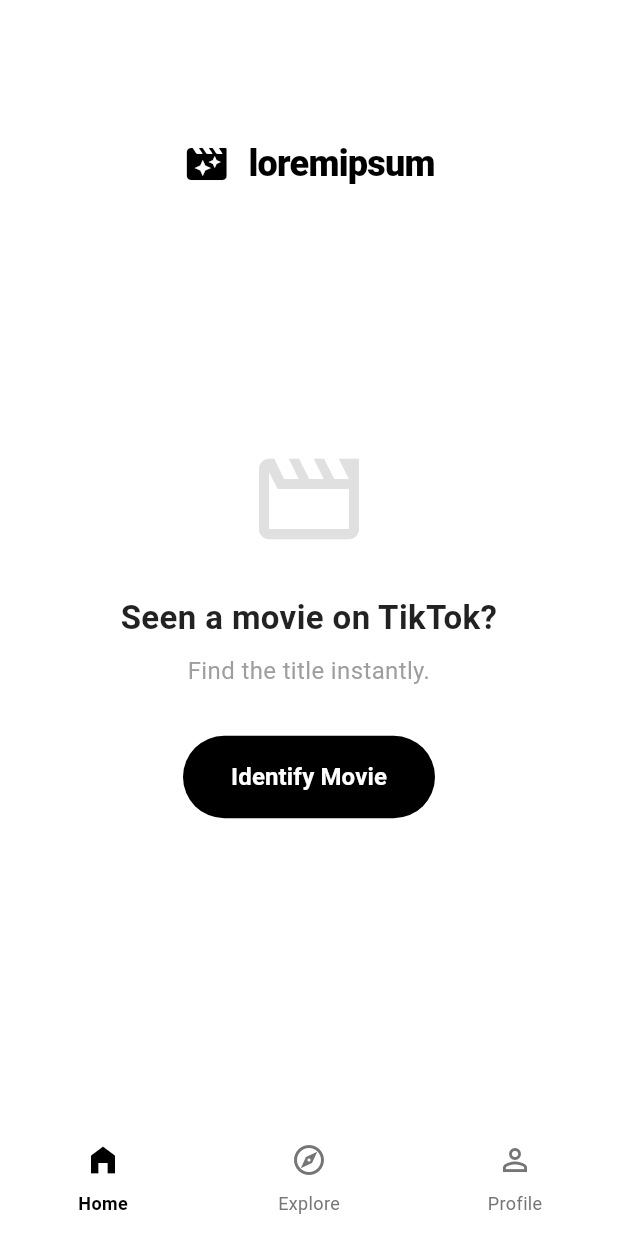
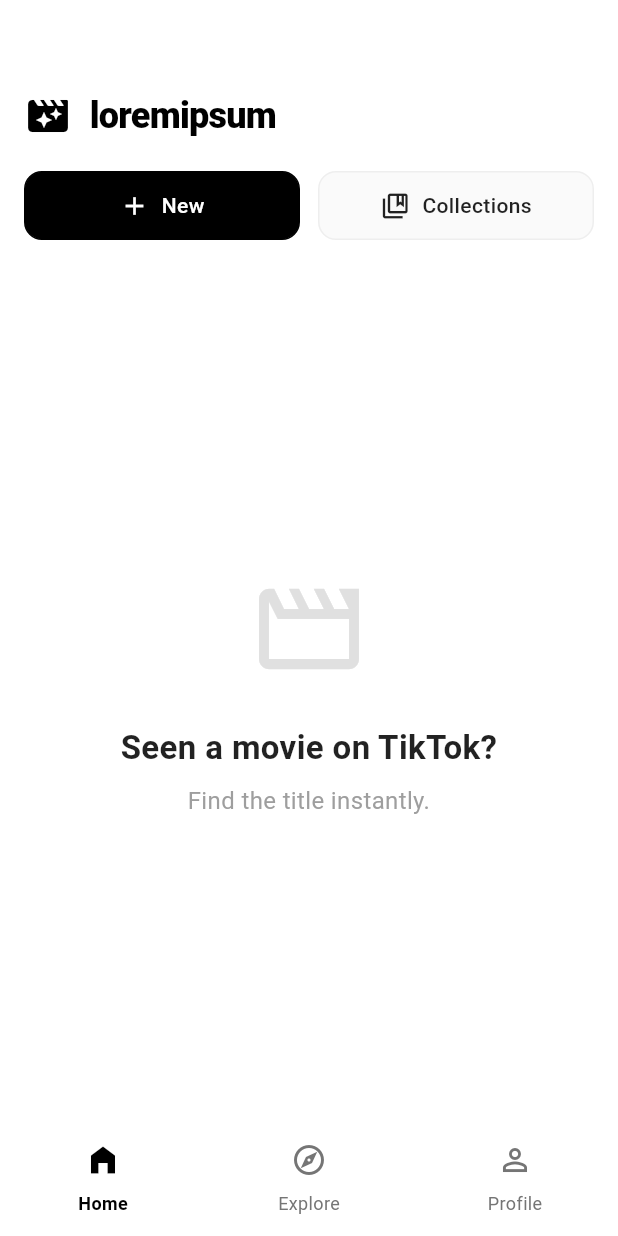
Before and after one commit to jaanque/appdecinejan, a Flutter app: the screen it shows after launch, on a phone screen of 412 x 824 dp. Run offline on Flutter 3.47's test engine with Material 3 defaults, Android fonts, the phone set to English and light mode, and no system bars; our stand-ins replace flutter_dotenv, shared_preferences, supabase_flutter; accounts and stored records are empty.

Commit message:
Refactor HomeScreen for intuitive UX
- Unify HomeScreen layout using a single `CustomScrollView`
- Make Header and Action Menu persistent slivers
- Use `SliverFillRemaining` for a centered Empty State
- Implement distinct styling for "New" (primary) and "Collections" (secondary) buttons
- Add "Recent History" section title
- Ensure consistent spacing and layout stability

```diff
--- a/lib/screens/home_screen.dart
+++ b/lib/screens/home_screen.dart
@@ -287,6 +287,7 @@ Analyze the following JSON metadata from a TikTok video: $jsonString. Your goal
     required IconData icon,
     required String label,
     required VoidCallback onTap,
+    bool isPrimary = false,
   }) {
     return Expanded(
       child: InkWell(
@@ -295,21 +296,21 @@ Analyze the following JSON metadata from a TikTok video: $jsonString. Your goal
         child: Container(
           padding: const EdgeInsets.symmetric(vertical: 12),
           decoration: BoxDecoration(
-            color: Colors.grey.shade50,
+            color: isPrimary ? Colors.black : Colors.grey.shade50,
             borderRadius: BorderRadius.circular(12),
-            border: Border.all(color: Colors.grey.shade200),
+            border: Border.all(color: isPrimary ? Colors.black : Colors.grey.shade200),
           ),
           child: Row(
             mainAxisAlignment: MainAxisAlignment.center,
             children: [
-              Icon(icon, size: 20, color: Colors.black87),
+              Icon(icon, size: 20, color: isPrimary ? Colors.white : Colors.black87),
               const SizedBox(width: 8),
               Text(
                 label,
-                style: const TextStyle(
+                style: TextStyle(
                   fontSize: 14,
                   fontWeight: FontWeight.w500,
-                  color: Colors.black87,
+                  color: isPrimary ? Colors.white : Colors.black87,
                 ),
               ),
             ],
@@ -333,10 +334,10 @@ Analyze the following JSON metadata from a TikTok video: $jsonString. Your goal
                 strokeWidth: 2,
               ),
             )
-          else if (_searchHistory.isNotEmpty)
-            // Grid of Saved Movies
+          else
             CustomScrollView(
               slivers: [
+                // 1. Header
                 SliverToBoxAdapter(
                   child: Padding(
                     padding: const EdgeInsets.fromLTRB(16, 60, 16, 0),
@@ -357,6 +358,7 @@ Analyze the following JSON metadata from a TikTok video: $jsonString. Your goal
                     ),
                   ),
                 ),
+                // 2. Action Menu
                 SliverToBoxAdapter(
                   child: Padding(
                     padding: const EdgeInsets.symmetric(vertical: 20, horizontal: 16),
@@ -366,6 +368,7 @@ Analyze the following JSON metadata from a TikTok video: $jsonString. Your goal
                           icon: Icons.add,
                           label: 'New',
                           onTap: _showInputDialog,
+                          isPrimary: true,
                         ),
                         const SizedBox(width: 12),
                         _buildMenuButton(
@@ -376,8 +379,24 @@ Analyze the following JSON metadata from a TikTok video: $jsonString. Your goal
                               const SnackBar(content: Text('Coming Soon')),
                             );
                           },
+                          isPrimary: false,
                         ),
                       ],
+                    ),
+                  ),
+                ),
+                // 3. Content (Grid or Empty State)
+                if (_searchHistory.isNotEmpty) ...[
+                  const SliverToBoxAdapter(
+                    child: Padding(
+                      padding: EdgeInsets.symmetric(horizontal: 16, vertical: 8),
+                      child: Text(
+                        "Recent History",
+                        style: TextStyle(
+                          fontSize: 18,
+                          fontWeight: FontWeight.bold,
+                          color: Colors.black87,
+                        ),
                       ),
                     ),
                   ),
@@ -467,32 +486,11 @@ Analyze the following JSON metadata from a TikTok video: $jsonString. Your goal
                       ),
                     ),
                   ),
-              ],
-            )
-          else
-            // Empty State
-            Padding(
+                ] else
+                  SliverFillRemaining(
+                    hasScrollBody: false,
+                    child: Padding(
                       padding: const EdgeInsets.all(32.0),
-              child: Column(
-                children: [
-                  const SizedBox(height: 60), // Top margin
-                  Row(
-                    mainAxisAlignment: MainAxisAlignment.center,
-                    children: [
-                      Icon(Icons.movie_filter_rounded, size: 32, color: Colors.black),
-                      const SizedBox(width: 12),
-                      const Text(
-                        "loremipsum",
-                        style: TextStyle(
-                          fontSize: 24,
-                          fontWeight: FontWeight.w800,
-                          color: Colors.black,
-                          letterSpacing: -0.5,
-                        ),
-                      ),
-                    ],
-                  ),
-                  Expanded(
                       child: Column(
                         mainAxisAlignment: MainAxisAlignment.center,
                         children: [
@@ -520,38 +518,14 @@ Analyze the following JSON metadata from a TikTok video: $jsonString. Your goal
                             ),
                             textAlign: TextAlign.center,
                           ),
-                        const SizedBox(height: 32),
-                        ElevatedButton(
-                          onPressed: _showInputDialog,
-                          style: ElevatedButton.styleFrom(
-                            backgroundColor: Colors.black,
-                            foregroundColor: Colors.white,
-                            elevation: 0,
-                            padding: const EdgeInsets.symmetric(
-                                horizontal: 32, vertical: 16),
-                            shape: RoundedRectangleBorder(
-                              borderRadius: BorderRadius.circular(30),
-                            ),
-                          ),
-                          child: const Text(
-                            'Identify Movie',
-                            style: TextStyle(
-                              fontSize: 16,
-                              fontWeight: FontWeight.bold,
+                        ],
                       ),
                     ),
                   ),
               ],
             ),
-                  ),
-                ],
-              ),
-            ),
 
           // Result Modal / Overlay if result is present?
-          // Actually, if we add to grid, we might just scroll to top or show a dialog.
-          // The current logic was replacing the whole screen.
-          // Let's create a temporary overlay or dialog for the Result if it's new.
           if (_result.isNotEmpty && !_isLoading && _posterUrl != null)
              Positioned.fill(
               child: GestureDetector(
```
Lines whose indentation alone changed are shown as unchanged.
